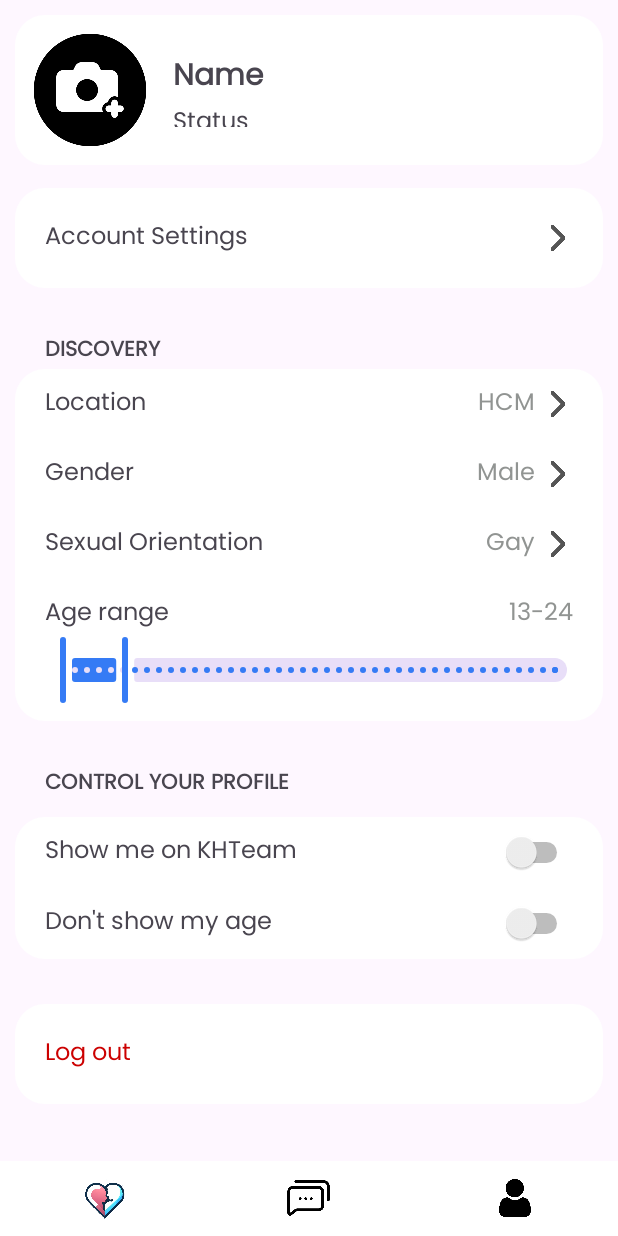
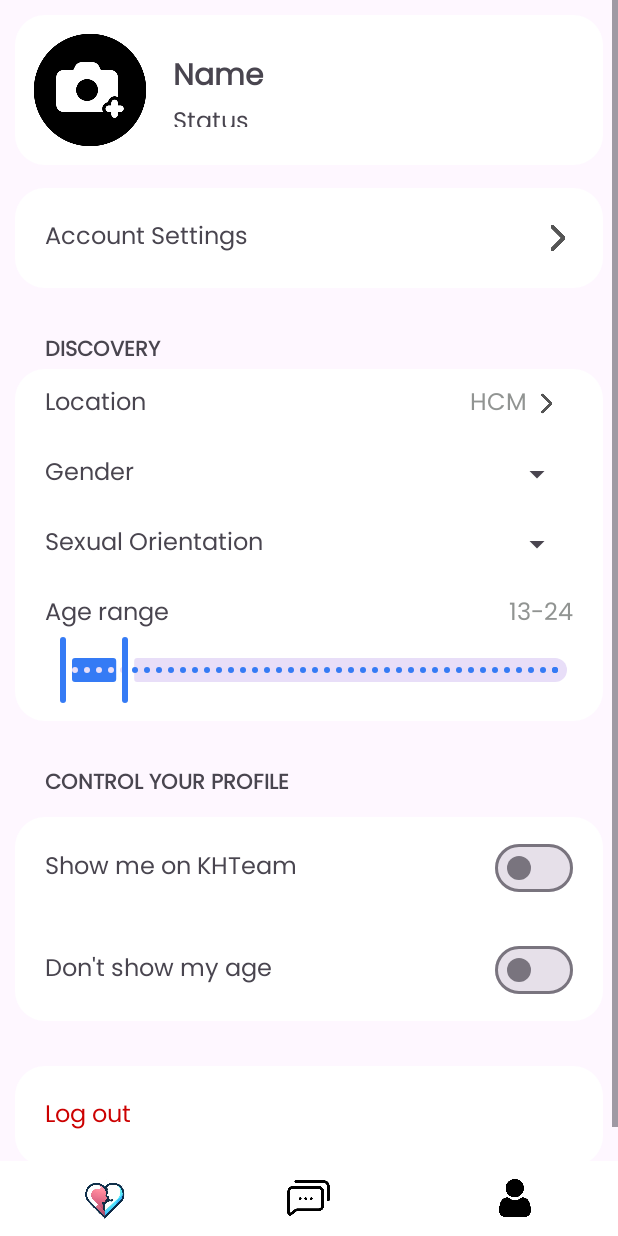
Before and after one commit to cngpc43/Android-Dating-App, an Android app: the setting screen opened directly, with no data from a screen before it, on a phone screen of 412 x 824 dp. Run offline under Robolectric (Android 15) with nearby library versions, the light colour scheme and no system bars; our stand-ins replace Firebase (no records; nobody signed in at launch, a user with empty details on screens opened directly), Picasso, sdp/ssp sizes; pictures from the network do not load.

Commit message:
refine UI

```diff
--- a/app/src/main/res/layout/activity_setting.xml
+++ b/app/src/main/res/layout/activity_setting.xml
@@ -159,9 +159,10 @@
                             android:paddingRight="5dp"/>
 
                         <ImageView
-                            android:layout_width="20dp"
-                            android:layout_height="20dp"
-                            android:src="@drawable/ic_chevron_right_grey" />
+                            android:layout_width="15dp"
+                            android:layout_height="15dp"
+                            android:src="@drawable/ic_chevron_right_grey"
+                            android:layout_marginRight="10dp"/>
 
                     </LinearLayout>
                 </LinearLayout>
@@ -189,20 +190,11 @@
                             android:text="Gender"
                             android:textSize="16sp" />
 
-                        <TextView
-                            android:id="@+id/gender_preview"
+                        <Spinner
+                            android:id="@+id/gender_spinner"
                             android:layout_width="wrap_content"
-                            android:layout_height="wrap_content"
-                            android:text="Male"
-                            android:textColor="#919492"
-                            android:textSize="16sp"
-                            android:paddingRight="5dp"/>
-
-                        <ImageView
-                            android:layout_width="20dp"
-                            android:layout_height="20dp"
-                            android:src="@drawable/ic_chevron_right_grey" />
-
+                            android:layout_height="match_parent"
+                            android:spinnerMode="dropdown" />
                     </LinearLayout>
                 </LinearLayout>
 
@@ -229,19 +221,11 @@
                             android:text="Sexual Orientation"
                             android:textSize="16sp" />
 
-                        <TextView
-                            android:id="@+id/sexual_orientation_preview"
+                        <Spinner
+                            android:id="@+id/sexual_spinner"
                             android:layout_width="wrap_content"
-                            android:layout_height="wrap_content"
-                            android:text="Gay"
-                            android:textColor="#919492"
-                            android:textSize="16sp"
-                            android:paddingRight="5dp"/>
-
-                        <ImageView
-                            android:layout_width="20dp"
-                            android:layout_height="20dp"
-                            android:src="@drawable/ic_chevron_right_grey" />
+                            android:layout_height="match_parent"
+                            android:spinnerMode="dropdown" />
 
                     </LinearLayout>
                 </LinearLayout>
@@ -330,7 +314,7 @@
                             android:text="Show me on KHTeam"
                             android:textSize="16sp" />
 
-                        <Switch
+                        <com.google.android.material.materialswitch.MaterialSwitch
                             android:layout_width="wrap_content"
                             android:layout_height="wrap_content"
                             android:id="@+id/show_me_switch" />
@@ -361,7 +345,7 @@
                             android:text="Don't show my age"
                             android:textSize="16sp" />
 
-                        <Switch
+                        <com.google.android.material.materialswitch.MaterialSwitch
                             android:layout_width="wrap_content"
                             android:layout_height="wrap_content"
                             android:id="@+id/show_age_switch" />
```
